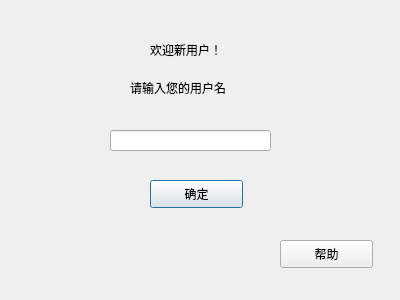
Qt form dialog_newgame.ui (WCIofQMandRA/Protect-the-Planet) before a commit.
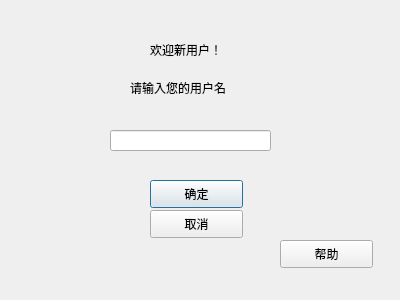
The same form after that commit.

Commit message: Add back botton in dialog_newgame

The edit to the form file:
```diff
--- a/dialog_newgame.ui
+++ b/dialog_newgame.ui
@@ -75,6 +75,19 @@
 	<string>欢迎新用户！</string>
    </property>
   </widget>
+  <widget class="QPushButton" name="but_back">
+   <property name="geometry">
+    <rect>
+     <x>150</x>
+     <y>210</y>
+     <width>93</width>
+     <height>28</height>
+    </rect>
+   </property>
+   <property name="text">
+    <string>取消</string>
+   </property>
+  </widget>
  </widget>
  <resources/>
  <connections/>
```
Lines whose indentation alone changed are shown as unchanged. The commit also changes 6 other files.
